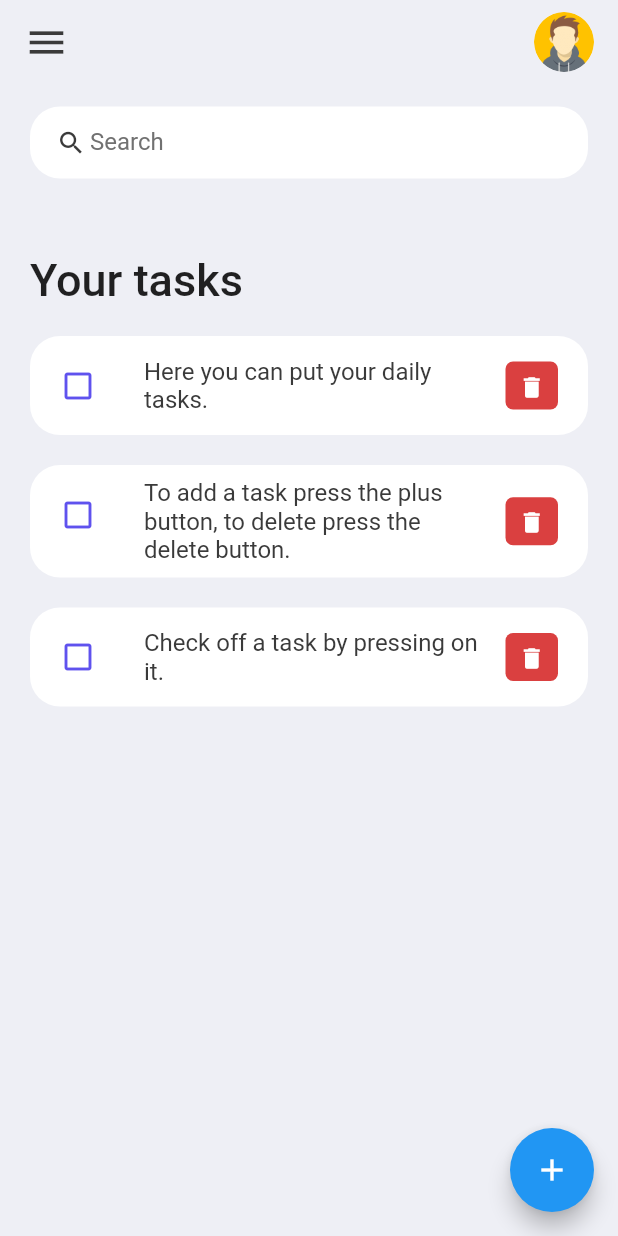
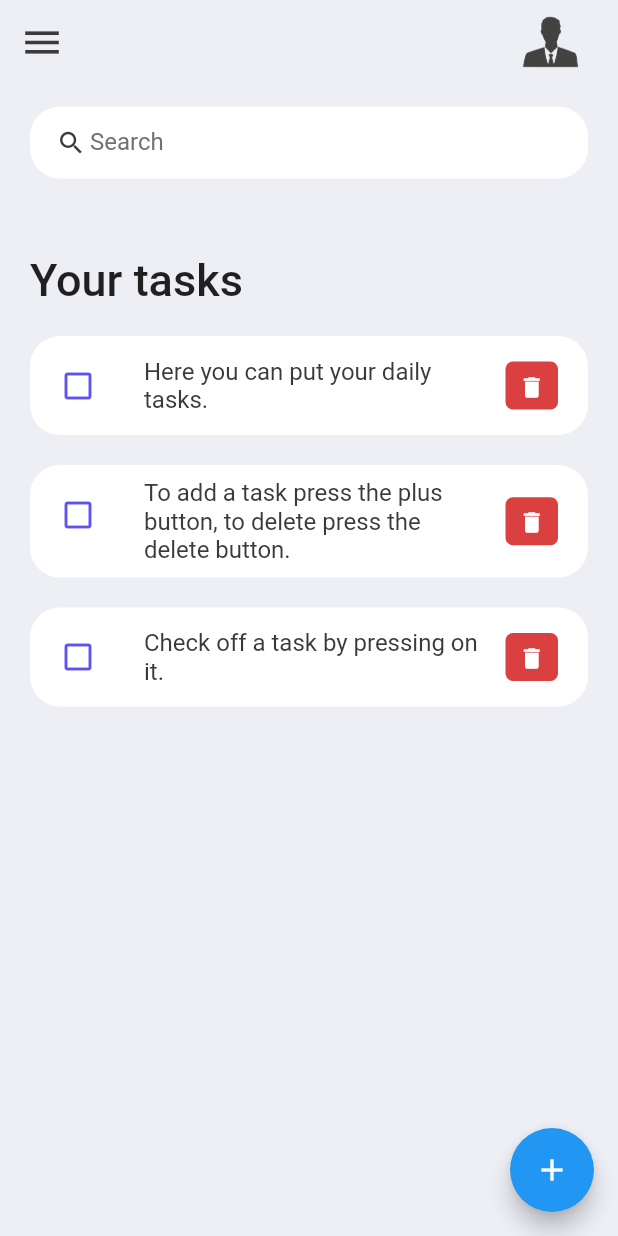
Before and after one commit to nikola300605/to_do_list_app, a Flutter app: the screen it shows after launch, on a phone screen of 412 x 824 dp. Run offline on Flutter 3.47's test engine with Material 2 defaults, Android fonts, the light colour scheme and no system bars; our stand-ins replace hive, hive_flutter; accounts and stored records are empty.

Commit message:
Dodat account page, ne radi jos nista al tu je ideja

```diff
--- a/lib/screens/home.dart
+++ b/lib/screens/home.dart
@@ -9,6 +9,7 @@ import 'package:hive_flutter/hive_flutter.dart';
 import 'package:to_do_list_app/constants/colors.dart';
 import 'package:to_do_list_app/database.dart';
 import 'package:to_do_list_app/model/todo.dart';
+import 'package:to_do_list_app/screens/profile.dart';
 import 'package:to_do_list_app/widgets/todo_item.dart';
 
 class Home extends StatefulWidget {
@@ -263,24 +264,30 @@ class _HomeState extends State<Home> {
     return AppBar(
       elevation: 0,
       backgroundColor: tdBgColor,
-      title: Row(
-        mainAxisAlignment: MainAxisAlignment.spaceBetween,
-        children: [
-          const Icon(
+      leading: const Icon(
         Icons.menu,
         color: tdBlack,
         size: 30,
       ),
+      actions: [
         Container(
-            height: 40,
-            width: 40,
-            child: ClipRRect(
-              borderRadius: BorderRadius.circular(20),
-              child: Image.asset('assets/images/avatar.png'),
+          width: 90,
+          height: 90,
+          decoration: BoxDecoration(borderRadius: BorderRadius.circular(20)),
+          child: IconButton(
+            icon: Image.asset(
+              'assets/images/avatar.png',
+            ),
+            onPressed: () {
+              Navigator.push(
+                  context, MaterialPageRoute(builder: (context) => Profile()));
+            },
+            style: IconButton.styleFrom(
+                backgroundColor: Colors.transparent,
+                focusColor: Colors.transparent),
           ),
         )
       ],
-      ),
     );
   }
 }
--- a/pubspec.yaml
+++ b/pubspec.yaml
@@ -38,6 +38,7 @@ dependencies:
   cupertino_icons: ^1.0.2
   hive: ^2.2.3
   hive_flutter: ^1.1.0
+  intl: ^0.18.0
 
 dev_dependencies:
   flutter_test:
```
Also changed, not shown: lib/screens/edit_profile.dart (added, +24 -0 lines), lib/screens/profile.dart (added, +111 -0 lines), lib/widgets/DateInput.dart (added, +19 -0 lines), lib/widgets/TextInput.dart (added, +26 -0 lines), assets/images/avatar.png, pubspec.lock. Lines whose indentation alone changed are shown as unchanged.
